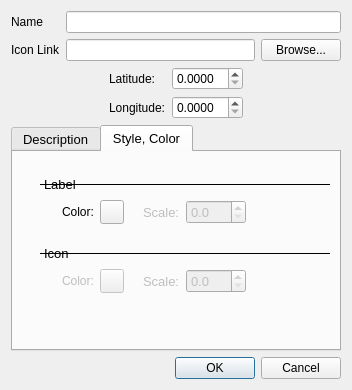
This is src/plugins/render/annotate/EditTextAnnotationDialog.ui in KDE/marble as Qt 5 draws it before an edit. The edited form follows.
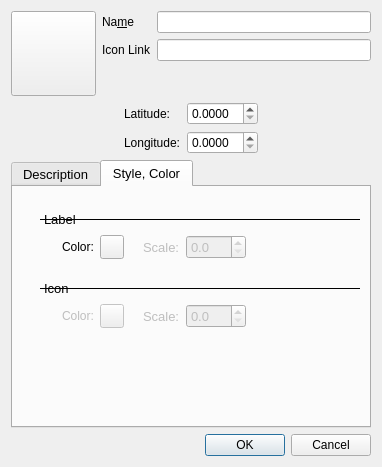
This is the edited form.

Commit message: Added icon preview in EditTextAnnotationDialog REVIEW: 121490

Patch:
```diff
--- a/src/plugins/render/annotate/EditTextAnnotationDialog.ui
+++ b/src/plugins/render/annotate/EditTextAnnotationDialog.ui
@@ -6,49 +6,91 @@
    <rect>
     <x>0</x>
     <y>0</y>
-    <width>350</width>
-    <height>390</height>
+    <width>382</width>
+    <height>467</height>
    </rect>
   </property>
   <property name="windowTitle">
    <string>Dialog</string>
   </property>
-  <layout class="QVBoxLayout" name="verticalLayout_5">
-   <item>
-    <layout class="QGridLayout" name="gridLayout">
+  <layout class="QFormLayout" name="formLayout_2">
+   <item row="0" column="0">
+    <layout class="QHBoxLayout" name="horizontalLayout_14">
+     <item>
+      <widget class="QPushButton" name="m_browseButton">
+       <property name="sizePolicy">
+        <sizepolicy hsizetype="Fixed" vsizetype="Fixed">
+         <horstretch>0</horstretch>
+         <verstretch>0</verstretch>
+        </sizepolicy>
+       </property>
+       <property name="minimumSize">
+        <size>
+         <width>85</width>
+         <height>85</height>
+        </size>
+       </property>
+       <property name="maximumSize">
+        <size>
+         <width>85</width>
+         <height>85</height>
+        </size>
+       </property>
+       <property name="text">
+        <string/>
+       </property>
+       <property name="iconSize">
+        <size>
+         <width>75</width>
+         <height>75</height>
+        </size>
+       </property>
+      </widget>
+     </item>
+    </layout>
+   </item>
+   <item row="0" column="1">
+    <layout class="QFormLayout" name="formLayout">
      <item row="0" column="0">
       <widget class="QLabel" name="name_lbl">
        <property name="text">
-        <string>Name</string>
+        <string>Na&amp;me</string>
        </property>
        <property name="buddy">
         <cstring>m_name</cstring>
        </property>
       </widget>
      </item>
-     <item row="0" column="1" colspan="2">
-      <widget class="QLineEdit" name="m_name"/>
+     <item row="0" column="1">
+      <widget class="QLineEdit" name="m_name">
+       <property name="sizePolicy">
+        <sizepolicy hsizetype="MinimumExpanding" vsizetype="Fixed">
+         <horstretch>0</horstretch>
+         <verstretch>0</verstretch>
+        </sizepolicy>
+       </property>
+      </widget>
      </item>
-     <item row="1" column="0">
+     <item row="3" column="1">
+      <widget class="QLineEdit" name="m_link">
+       <property name="sizePolicy">
+        <sizepolicy hsizetype="MinimumExpanding" vsizetype="Fixed">
+         <horstretch>0</horstretch>
+         <verstretch>0</verstretch>
+        </sizepolicy>
+       </property>
+      </widget>
+     </item>
+     <item row="3" column="0">
       <widget class="QLabel" name="link_lbl">
        <property name="text">
         <string>Icon Link</string>
        </property>
       </widget>
      </item>
-     <item row="1" column="1">
-      <widget class="QLineEdit" name="m_link"/>
-     </item>
-     <item row="1" column="2">
-      <widget class="QPushButton" name="m_browseButton">
-       <property name="text">
-        <string>Browse...</string>
-       </property>
-      </widget>
-     </item>
     </layout>
    </item>
-   <item>
+   <item row="1" column="0" colspan="2">
     <layout class="QHBoxLayout" name="horizontalLayout_7">
      <item>
       <layout class="QVBoxLayout" name="verticalLayout_2">
@@ -144,7 +186,7 @@
      </item>
     </layout>
    </item>
-   <item>
+   <item row="2" column="0" colspan="2">
     <widget class="QTabWidget" name="tabWidget">
      <property name="font">
       <font>
@@ -512,7 +554,7 @@
      </widget>
     </widget>
    </item>
-   <item>
+   <item row="3" column="0" colspan="2">
     <widget class="QDialogButtonBox" name="buttonBox">
      <property name="orientation">
       <enum>Qt::Horizontal</enum>
```
Left out of the diff: 8 changed lines with no effect on the pictures. The commit also changes 1 other file.
